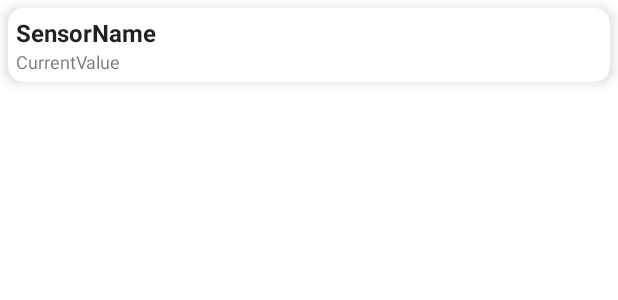
After one commit to pseoane/smart-greenhouse-app, an Android app: the layout sensor_items.xml on its own in the app's theme, with its tools: preview values and no code run, on a phone screen of 412 x 824 dp. The commit adds this screen. Shown: the top 300 px of the screen. Run offline under Robolectric (Android 15) with nearby library versions, the phone set to English and light mode, and no system bars.

Commit message:
recyclerview in sensors fragment

```diff
--- a/app/build.gradle
+++ b/app/build.gradle
@@ -33,6 +33,7 @@ dependencies {
     implementation 'com.google.android.material:material:1.4.0'
     implementation 'androidx.constraintlayout:constraintlayout:2.1.1'
     implementation 'androidx.legacy:legacy-support-v4:1.0.0'
+    implementation 'androidx.recyclerview:recyclerview-selection:1.1.0'
     testImplementation 'junit:junit:4.+'
     androidTestImplementation 'androidx.test.ext:junit:1.1.3'
     androidTestImplementation 'androidx.test.espresso:espresso-core:3.4.0'
--- a/app/src/main/res/layout/activity_main.xml
+++ b/app/src/main/res/layout/activity_main.xml
@@ -37,9 +37,8 @@
 
     <androidx.viewpager2.widget.ViewPager2
         android:id="@+id/viewPager"
-        android:layout_width="359dp"
-        android:layout_height="471dp"
-        android:layout_marginEnd="360dp"
+        android:layout_width="0dp"
+        android:layout_height="0dp"
         android:layout_marginBottom="16dp"
         app:layout_constraintBottom_toTopOf="@+id/tabLayout"
         app:layout_constraintEnd_toEndOf="@+id/tabLayout"
--- a/app/src/main/res/layout/fragment_sensor.xml
+++ b/app/src/main/res/layout/fragment_sensor.xml
@@ -11,4 +11,8 @@
         android:layout_height="match_parent"
         android:text="@string/hello_blank_fragment" />
 
+    <androidx.recyclerview.widget.RecyclerView
+        android:layout_width="match_parent"
+        android:layout_height="match_parent" />
+
 </FrameLayout>
--- /dev/null
+++ b/app/src/main/res/layout/sensor_items.xml
@@ -0,0 +1,41 @@
+<?xml version="1.0" encoding="utf-8"?>
+<?xml version="1.0" encoding="utf-8"?>
+<androidx.cardview.widget.CardView xmlns:android="http://schemas.android.com/apk/res/android"
+    xmlns:app="http://schemas.android.com/apk/res-auto"
+    android:layout_width="match_parent"
+    android:layout_height="wrap_content"
+    android:layout_marginStart="5dp"
+    android:layout_marginLeft="5dp"
+    android:layout_marginTop="5dp"
+    android:layout_marginEnd="5dp"
+    android:layout_marginRight="5dp"
+    android:layout_marginBottom="5dp"
+    android:orientation="horizontal"
+    android:paddingTop="10dp"
+    android:paddingBottom="10dp"
+    app:cardCornerRadius="10dp"
+    app:cardElevation="5dp">
+
+    <LinearLayout
+        android:layout_width="match_parent"
+        android:layout_height="wrap_content"
+        android:layout_margin="5dp"
+        android:orientation="vertical">
+
+        <TextView
+            android:id="@+id/sensorName"
+            android:layout_width="match_parent"
+            android:layout_height="wrap_content"
+            android:text="SensorName"
+            android:textAppearance="@style/TextAppearance.AppCompat.Body1"
+            android:textSize="16sp"
+            android:textStyle="bold" />
+
+        <TextView
+            android:id="@+id/currentValue"
+            android:layout_width="match_parent"
+            android:layout_height="wrap_content"
+            android:text="CurrentValue"
+            android:textSize="12sp" />
+    </LinearLayout>
+</androidx.cardview.widget.CardView>
```
Also changed, not shown: app/src/main/java/com/example/smartgreenhouse/MyviewHolder.java (added, +44 -0 lines), app/src/main/java/com/example/smartgreenhouse/SensorFragment.java (+2 -34 lines), app/src/main/java/com/example/smartgreenhouse/SensorItems.java (added, +13 -0 lines), app/src/main/java/com/example/smartgreenhouse/SensorsAdapter.java (added, +52 -0 lines).
